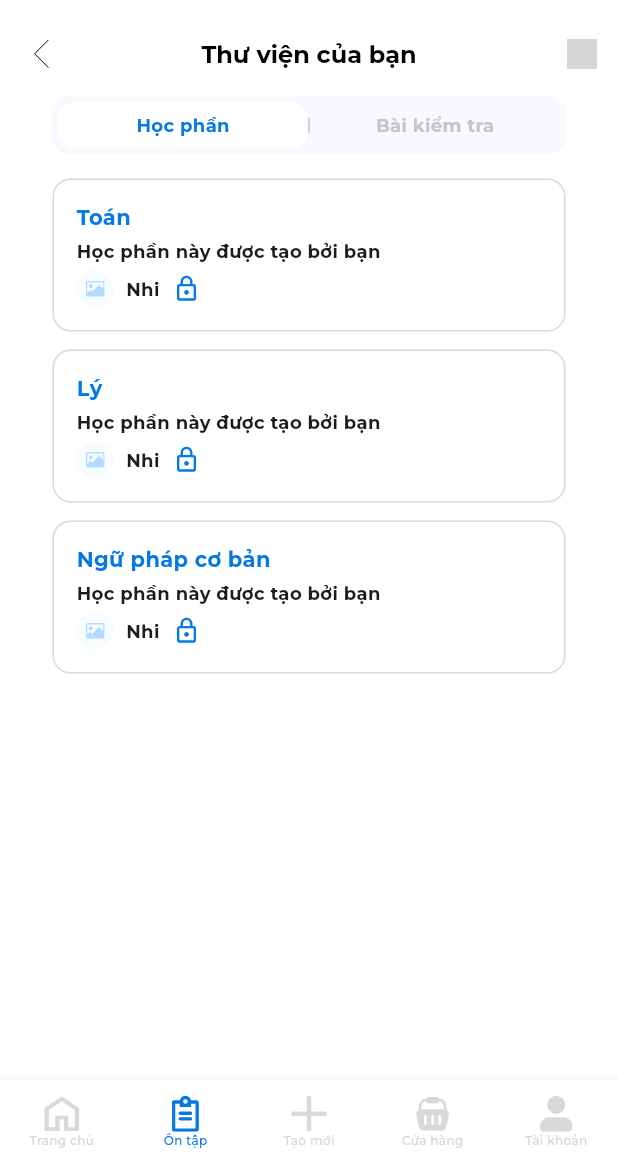
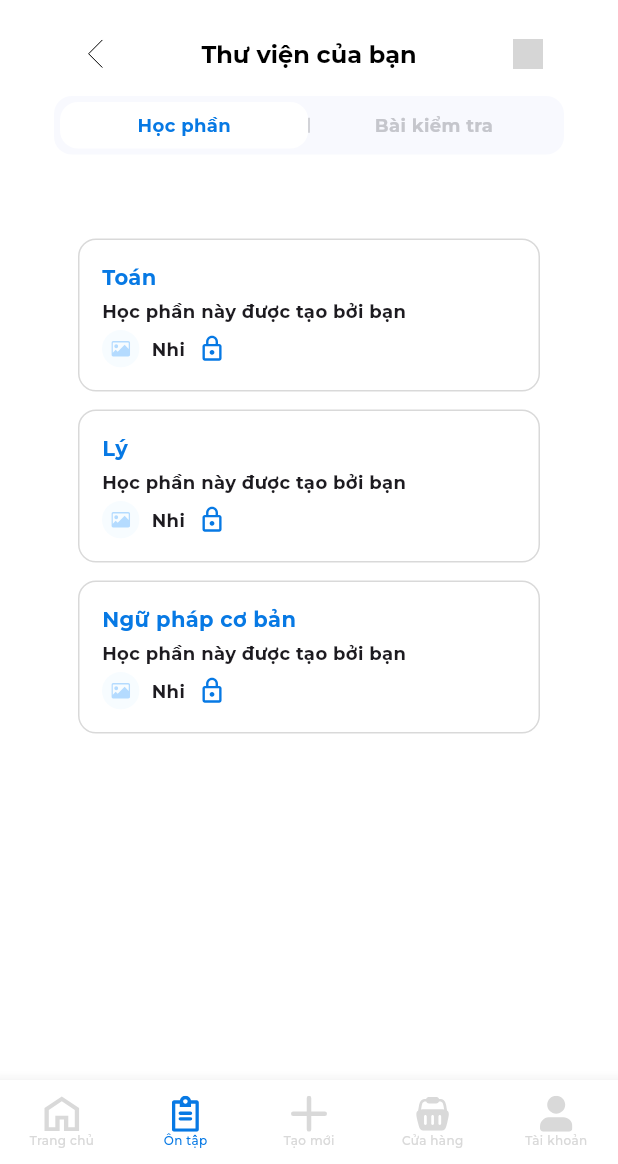
Before and after one commit to tubinguyen/Mobile-App, a Flutter app: the screen it shows after launch, item 2 of the bottom bar chosen, on a phone screen of 412 x 824 dp, the part 72-1236 px from its top. Run offline on Flutter 3.47's test engine with Material 3 defaults, Android fonts, the phone set to English and light mode, and no system bars; our stand-ins replace flutter_svg, flutter_tts; project files that could hold a hidden picture were left out; grey boxes are pictures that could not be loaded.

Commit message:
finish review screen

```diff
--- a/app_tienganh/lib/views/cus/review_screen.dart
+++ b/app_tienganh/lib/views/cus/review_screen.dart
@@ -100,7 +100,7 @@ class _ReviewScreenState extends State<ReviewScreen> {
             itemBuilder: (context, index) {
               final ketqua = ketquaList[index];
               return Padding(
-                padding: const EdgeInsets.only(bottom: 16),
+                padding: const EdgeInsets.only(bottom: 30),
                 child: TestResultCard(
                   title: ketqua['title'],
                   subtitle: ketqua['subtitle'],
@@ -116,9 +116,11 @@ class _ReviewScreenState extends State<ReviewScreen> {
   }
 
   @override
-  Widget build(BuildContext context) {
-    return Scaffold(
-      body: Column(
+Widget build(BuildContext context) {
+  return Scaffold(
+    body: Padding(
+      padding: const EdgeInsets.symmetric(horizontal: 36), // ← Cách lề trái/phải 36
+      child: Column(
         children: [
           CustomNavBar(
             title: "Thư viện của bạn",
@@ -131,7 +133,6 @@ class _ReviewScreenState extends State<ReviewScreen> {
               widget.onNavigate(3);
             },
           ),
-
           ContentSwitcher(
             onNavigate: (index) {
               setState(() {
@@ -139,9 +140,11 @@ class _ReviewScreenState extends State<ReviewScreen> {
               });
             },
           ),
-            Expanded(child: _buildContentForIndex(selectedIndex)),
+          SizedBox(height: 40),
+          Expanded(child: _buildContentForIndex(selectedIndex)),
         ],
       ),
-    );
-  }
+    ),
+  );
 }
+}
```
